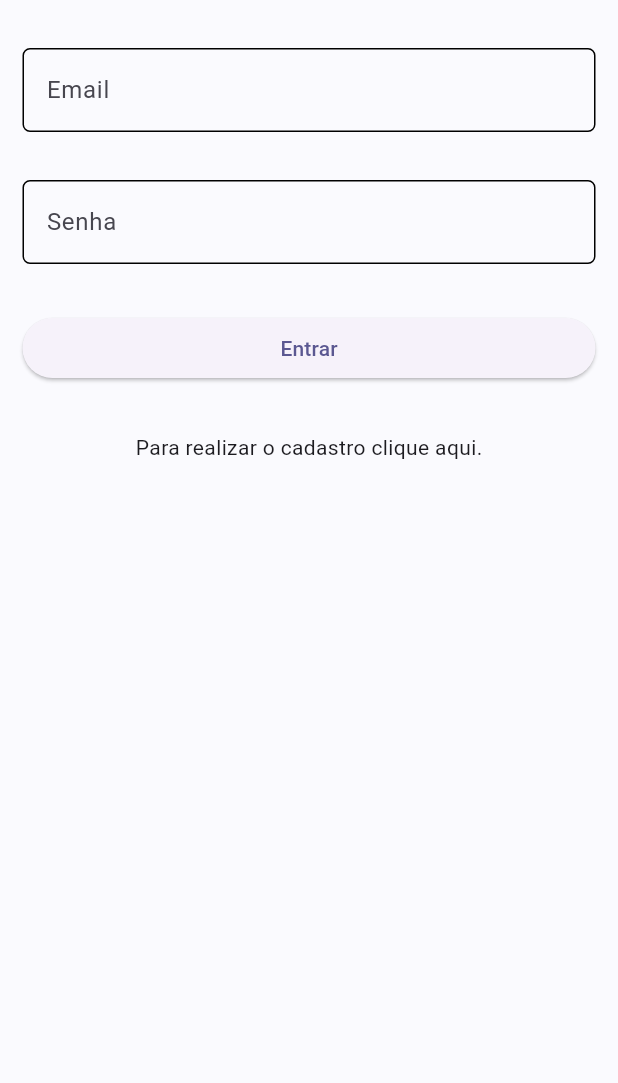
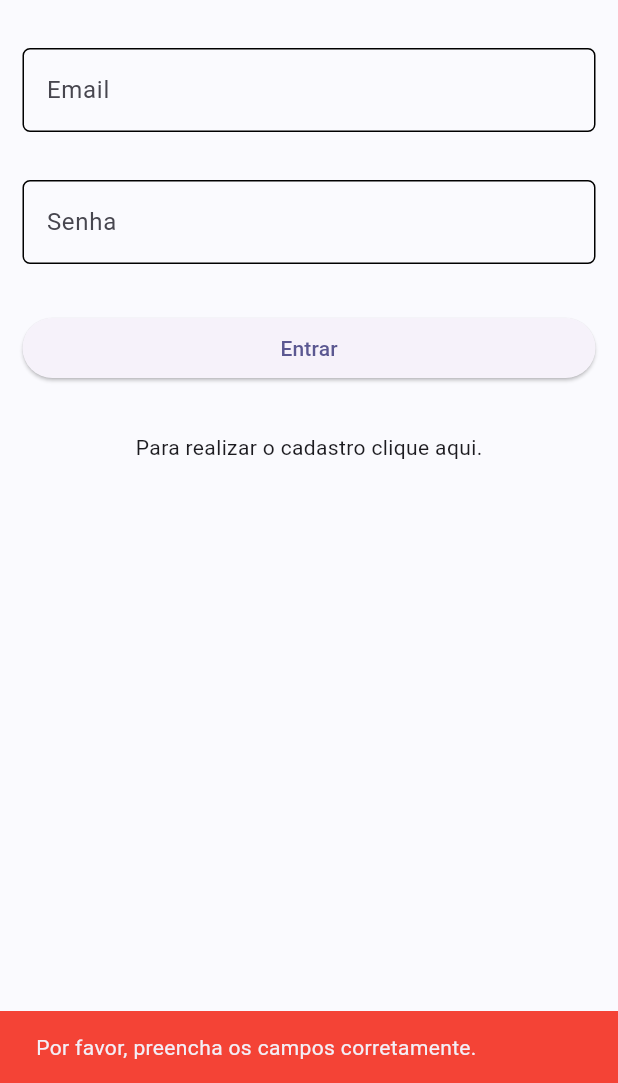
Before and after one commit to iamfurukawa/fiap-flutter-final, a Flutter app: the screen it shows after launch, after a tap on "Entrar", on a phone screen of 412 x 824 dp, the part 153-1236 px from its top. Run offline on Flutter 3.47's test engine with Material 2 defaults, Android fonts, the phone set to English and light mode, and no system bars; our stand-ins replace firebase_core, flutter_bloc, flutter_native_splash, get_it; accounts and stored records are empty.

```diff
--- a/lib/screens/shopping_list/presentation/container/shopping_list_container.dart
+++ b/lib/screens/shopping_list/presentation/container/shopping_list_container.dart
@@ -14,7 +14,7 @@ class ShoppingListContainer extends BlocBuilder<ShoppingListCubit, ShoppingListC
     builder: (context, state) {
       switch (state.status) {
         case ShoppingListCubitStateStatus.ok:
-          return ShoppingListScreen();
+          return const ShoppingListScreen();
         case ShoppingListCubitStateStatus.newItem:
           return ShoppingListAdd();
         case ShoppingListCubitStateStatus.editItem:
--- a/lib/screens/shopping_list/presentation/screens/shopping_list_screen.dart
+++ b/lib/screens/shopping_list/presentation/screens/shopping_list_screen.dart
@@ -1,4 +1,3 @@
-import 'package:flutter/foundation.dart';
 import 'package:flutter/material.dart';
 import 'package:flutter_bloc/flutter_bloc.dart';
 import 'package:shopping_list/screens/shopping_list/presentation/bloc/shopping_list_cubit.dart';
@@ -7,9 +6,8 @@ import 'package:shopping_list/screens/sign_in/presentation/container/sign_in_con
 import 'package:shopping_list/shared/colors_system.dart';
 
 class ShoppingListScreen extends StatelessWidget {
-  final TextEditingController _textFieldController = TextEditingController();
 
-  ShoppingListScreen({super.key});
+  const ShoppingListScreen({super.key});
 
   @override
   Widget build(BuildContext context) {
--- a/lib/screens/sign_in/presentation/screens/sign_in_screen.dart
+++ b/lib/screens/sign_in/presentation/screens/sign_in_screen.dart
@@ -63,6 +63,19 @@ class SignInScreen extends StatelessWidget {
             const SizedBox(height: 32),
             ElevatedButton(
               onPressed: () {
+                if (_passwordController.text.isEmpty || _emailController.text.isEmpty) {
+                  ScaffoldMessenger.of(context).showSnackBar(
+                    const SnackBar(
+                      backgroundColor: Colors.red,
+                      content: Text(
+                        'Por favor, preencha os campos corretamente.',
+                      ),
+                    ),
+                  );
+
+                  return;
+                }
+
                 context.read<SignInCubit>()
                     .signIn(_passwordController.text, _emailController.text);
               },
```
Also changed, not shown: lib/screens/register/presentation/screens/register_screen.dart (+13 -2 lines), lib/screens/shopping_list/presentation/screens/shopping_list_add.dart (+13 -0 lines), lib/screens/shopping_list/presentation/screens/shopping_list_edit.dart (+13 -0 lines).
